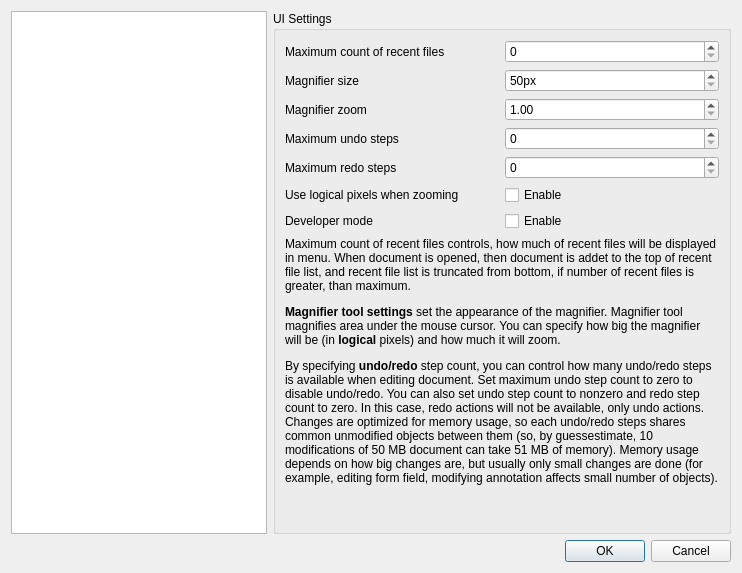
Qt form Pdf4QtViewer/pdfviewersettingsdialog.ui (studio-berry/loop) before a commit.
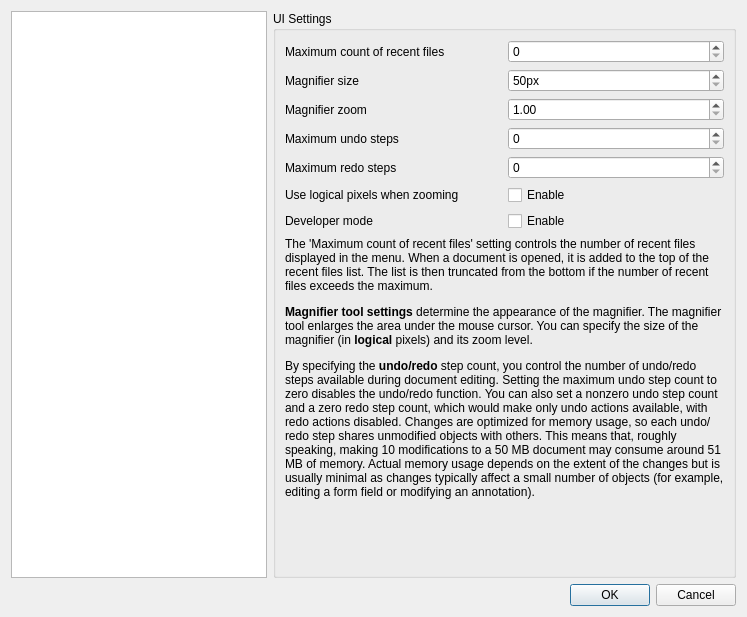
The same form after that commit.

Commit message: Issue #73: Minor GUI issues

```diff
--- a/Pdf4QtViewer/pdfviewersettingsdialog.ui
+++ b/Pdf4QtViewer/pdfviewersettingsdialog.ui
@@ -6,8 +6,8 @@
    <rect>
     <x>0</x>
     <y>0</y>
-    <width>742</width>
-    <height>573</height>
+    <width>747</width>
+    <height>617</height>
    </rect>
   </property>
   <property name="windowTitle">
@@ -1002,7 +1002,7 @@
             <item>
              <widget class="QLabel" name="uiInfoLabel">
               <property name="text">
-               <string>&lt;html&gt;&lt;head/&gt;&lt;body&gt;&lt;p&gt;Maximum count of recent files controls, how much of recent files will be displayed in menu. When document is opened, then document is addet to the top of recent file list, and recent file list is truncated from bottom, if number of recent files is greater, than maximum.&lt;/p&gt;&lt;p&gt;&lt;span style=&quot; font-weight:600;&quot;&gt;Magnifier tool settings &lt;/span&gt;set the appearance of the magnifier. Magnifier tool magnifies area under the mouse cursor. You can specify how big the magnifier will be (in &lt;span style=&quot; font-weight:600;&quot;&gt;logical&lt;/span&gt; pixels) and how much it will zoom.&lt;/p&gt;&lt;p&gt;By specifying &lt;span style=&quot; font-weight:600;&quot;&gt;undo/redo&lt;/span&gt; step count, you can control how many undo/redo steps is available when editing document. Set maximum undo step count to zero to disable undo/redo. You can also set undo step count to nonzero and redo step count to zero. In this case, redo actions will not be available, only undo actions. Changes are optimized for memory usage, so each undo/redo steps shares common unmodified objects between them (so, by guessestimate, 10 modifications of 50 MB document can take 51 MB of memory). Memory usage depends on how big changes are, but usually only small changes are done (for example, editing form field, modifying annotation affects small number of objects).&lt;/p&gt;&lt;/body&gt;&lt;/html&gt;</string>
+               <string>&lt;html&gt;&lt;head/&gt;&lt;body&gt;&lt;p&gt;The 'Maximum count of recent files' setting controls the number of recent files displayed in the menu. When a document is opened, it is added to the top of the recent files list. The list is then truncated from the bottom if the number of recent files exceeds the maximum. &lt;/p&gt;&lt;p&gt;&lt;span style=&quot; font-weight:600;&quot;&gt;Magnifier tool settings&lt;/span&gt; determine the appearance of the magnifier. The magnifier tool enlarges the area under the mouse cursor. You can specify the size of the magnifier (in &lt;span style=&quot; font-weight:600;&quot;&gt;logical&lt;/span&gt; pixels) and its zoom level. &lt;/p&gt;&lt;p&gt;By specifying the &lt;span style=&quot; font-weight:600;&quot;&gt;undo/redo&lt;/span&gt; step count, you control the number of undo/redo steps available during document editing. Setting the maximum undo step count to zero disables the undo/redo function. You can also set a nonzero undo step count and a zero redo step count, which would make only undo actions available, with redo actions disabled. Changes are optimized for memory usage, so each undo/redo step shares unmodified objects with others. This means that, roughly speaking, making 10 modifications to a 50 MB document may consume around 51 MB of memory. Actual memory usage depends on the extent of the changes but is usually minimal as changes typically affect a small number of objects (for example, editing a form field or modifying an annotation).  &lt;/p&gt;&lt;/body&gt;&lt;/html&gt;</string>
               </property>
               <property name="wordWrap">
                <bool>true</bool>
```
Left out of the diff: 18 changed lines with no effect on the pictures. The commit also changes 6 other files.
